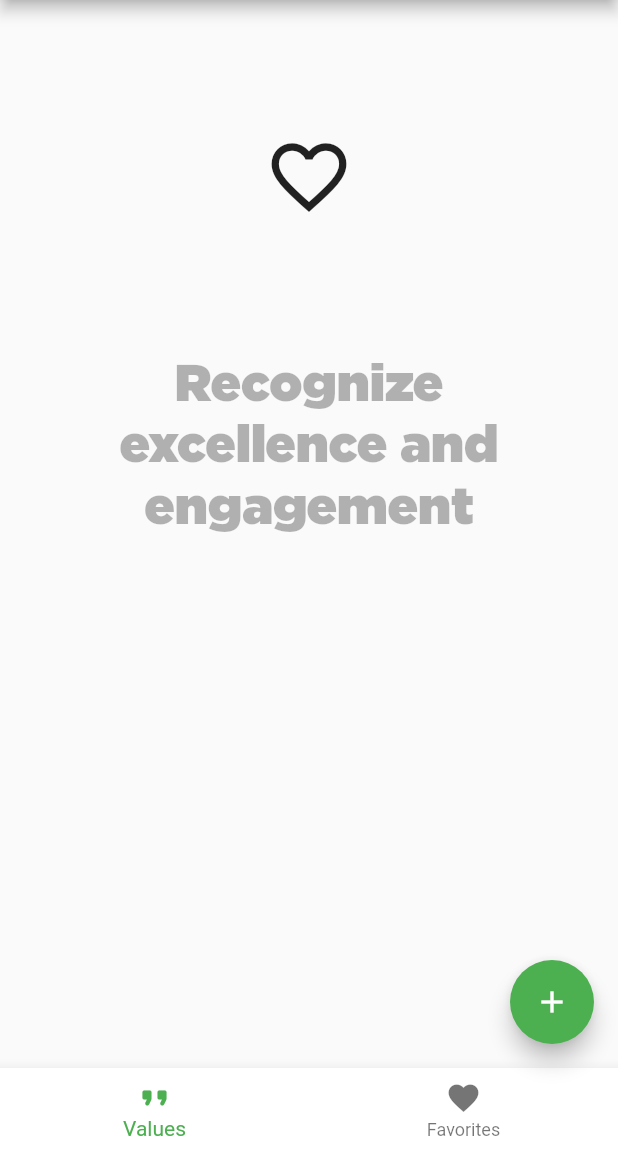
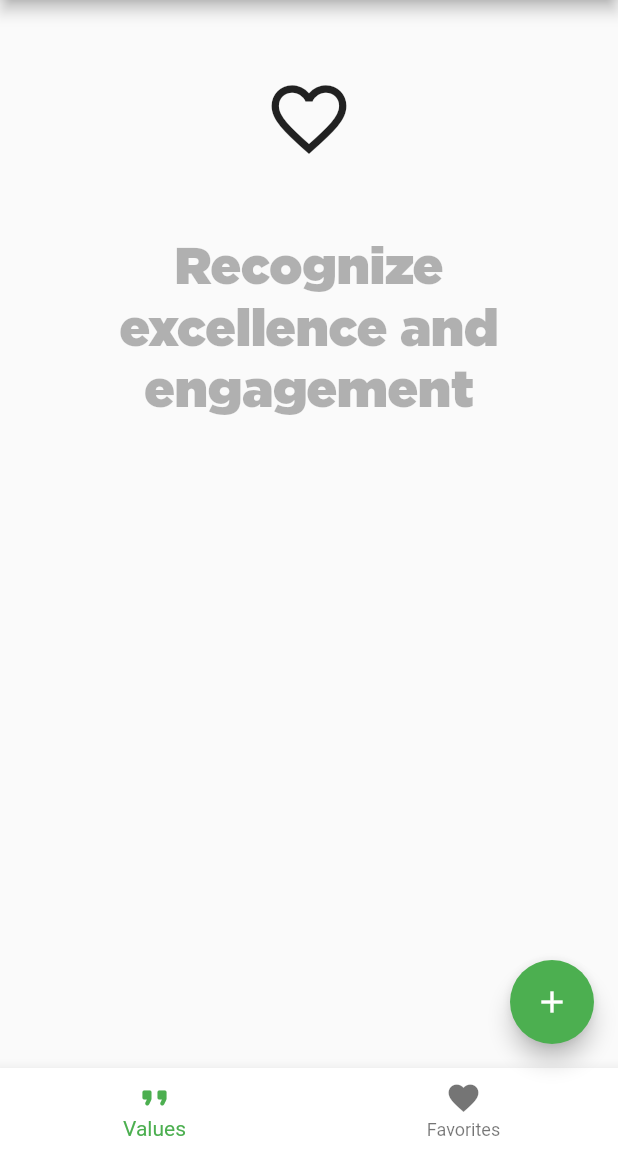
Before and after one commit to erfactor/flutter-quotes-app, a Flutter app: the screen it shows after launch, on a phone screen of 412 x 824 dp, the part 84-1236 px from its top. Run offline on Flutter 3.47's test engine with Material 2 defaults, Android fonts, the phone set to English and light mode, and no system bars; our stand-ins replace flutter_bloc, shared_preferences; generated files the repository leaves out were written again.

Commit message:
removed lock file
Signed-off-by: Rafal Chabasinski RCB <rcb@kmd.dk>

```diff
--- a/lib/pages/home_page.dart
+++ b/lib/pages/home_page.dart
@@ -96,16 +96,17 @@ class _HomePageState extends State<HomePage>
 
   Widget _quoteView(
       HomeLoadedState state, BuildContext context, Color textColor) {
+    var gapHeight = MediaQuery.of(context).size.height * 0.05;
     return Center(
       child: Column(
         crossAxisAlignment: CrossAxisAlignment.center,
         children: <Widget>[
           Container(
-            height: 80,
+            height: gapHeight,
           ),
           _favoriteButton(state, context),
           Container(
-            height: 80,
+            height: gapHeight,
           ),
           FractionallySizedBox(
               widthFactor: 0.8,
--- a/pubspec.yaml
+++ b/pubspec.yaml
@@ -23,7 +23,6 @@ environment:
 dependencies:
   flutter:
     sdk: flutter
-  splashscreen:
   flutter_bloc:
   json_annotation:
   shared_preferences:
```
Also changed, not shown: pubspec.lock (deleted).
